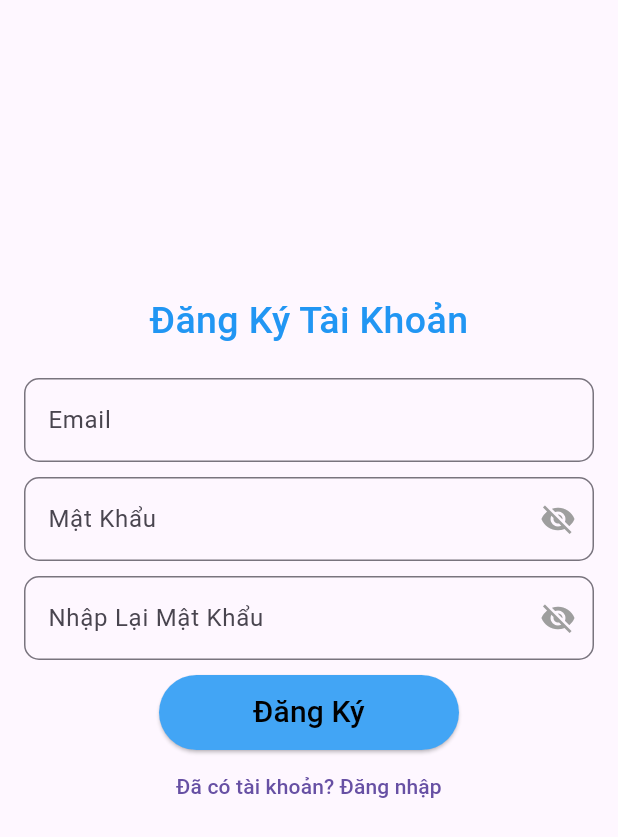
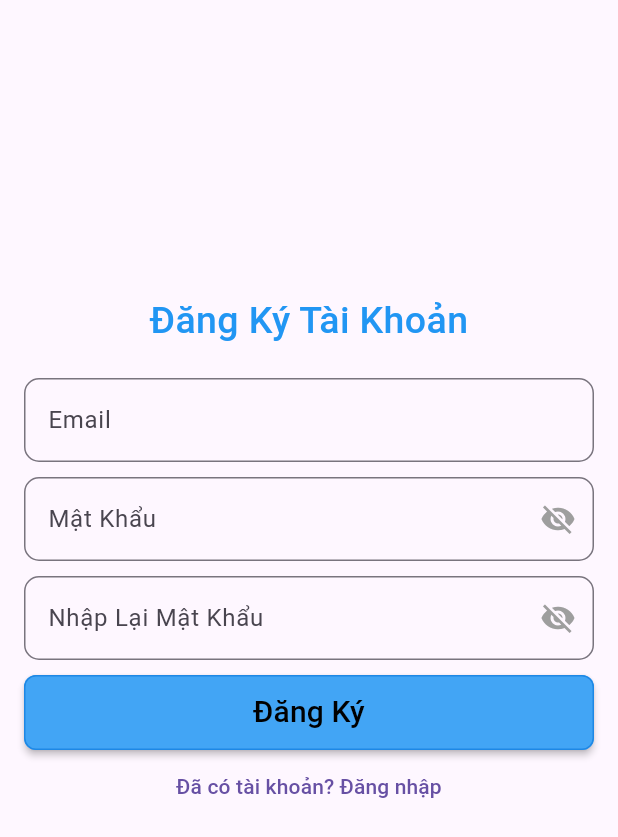
Before and after one commit to ToanCikey/AppExpense, a Flutter app: the screen it shows after launch, after a tap on "Chưa có tài khoản? Đăng ký", on a phone screen of 412 x 824 dp. Shown: the top 837 px of the screen. Run offline on Flutter 3.47's test engine with Material 3 defaults, Android fonts, the phone set to English and light mode, and no system bars; drawn by our look-alikes of oktoast; our stand-ins replace cloud_firestore, firebase_auth, firebase_core, google_sign_in; accounts and stored records are empty.

Commit message:
update button form

```diff
--- a/lib/services/auth_service.dart
+++ b/lib/services/auth_service.dart
@@ -57,7 +57,7 @@ class AuthService {
     String? emailError = validateEmail(email);
     String? passwordError = validatePassword(password);
     if (emailError != null || passwordError != null) {
-      CustomToast.showSuccess(emailError ?? passwordError!);
+      CustomToast.showError(emailError ?? passwordError!);
       return;
     }
     User? user = await _auth.login(email, password);
--- a/lib/views/auth/login_screen.dart
+++ b/lib/views/auth/login_screen.dart
@@ -55,16 +55,42 @@ class LoginScreen extends StatelessWidget {
                       },
                     ),
                     const SizedBox(height: 20),
-                    ElevatedButton.icon(
+                    ElevatedButton(
+                      style: ElevatedButton.styleFrom(
+                        backgroundColor: Colors.white,
+                        foregroundColor: Colors.black87,
+                        shape: RoundedRectangleBorder(
+                          borderRadius: BorderRadius.circular(8),
+                          side: const BorderSide(color: Colors.grey),
+                        ),
+                        padding: const EdgeInsets.symmetric(
+                          vertical: 10,
+                          horizontal: 16,
+                        ),
+                        elevation: 2,
+                      ),
                       onPressed: () {
                         authProvider.loginWithGoogle(context);
                       },
-                      icon: Image.asset(
-                        'assets/google.png',
-                        height: 24,
-                        width: 24,
+                      child: Row(
+                        mainAxisSize: MainAxisSize.min,
+                        mainAxisAlignment: MainAxisAlignment.center,
+                        children: [
+                          Image.asset(
+                            'assets/google.png',
+                            height: 24,
+                            width: 24,
+                          ),
+                          const SizedBox(width: 12),
+                          const Text(
+                            "Đăng nhập với Google",
+                            style: TextStyle(
+                              fontSize: 16,
+                              fontWeight: FontWeight.w400,
+                            ),
+                          ),
+                        ],
                       ),
-                      label: const Text("Đăng nhập với Google"),
                     ),
                   ],
                 ),
--- a/lib/widgets/login_form.dart
+++ b/lib/widgets/login_form.dart
@@ -34,15 +34,23 @@ class LoginForm extends StatelessWidget {
           hint: "Nhập mật khẩu",
         ),
         SizedBox(height: 10),
-        ElevatedButton(
+        SizedBox(
+          width: double.infinity,
+          child: ElevatedButton(
             style: ElevatedButton.styleFrom(
               backgroundColor: Colors.black,
-            minimumSize: Size(200, 50),
+              minimumSize: const Size(200, 50),
+              shape: RoundedRectangleBorder(
+                borderRadius: BorderRadius.circular(8),
+                side: BorderSide(color: Colors.grey.shade400),
+              ),
+              elevation: 2,
             ),
             onPressed: isLoading ? null : onLogin,
-          child: Text(
+            child: const Text(
               "Đăng Nhập",
               style: TextStyle(fontSize: 20, color: Colors.white),
+            ),
           ),
         ),
         TextButton(
--- a/lib/widgets/register_form.dart
+++ b/lib/widgets/register_form.dart
@@ -41,15 +41,23 @@ class RegisterForm extends StatelessWidget {
           hint: "Nhập mật khẩu",
         ),
         SizedBox(height: 10),
-        ElevatedButton(
+        SizedBox(
+          width: double.infinity,
+          child: ElevatedButton(
             style: ElevatedButton.styleFrom(
               backgroundColor: Colors.blue.shade400,
-            minimumSize: Size(200, 50),
+              minimumSize: const Size(200, 50),
+              shape: RoundedRectangleBorder(
+                borderRadius: BorderRadius.circular(8),
+                side: BorderSide(color: Colors.blue.shade600),
+              ),
+              elevation: 2,
             ),
             onPressed: isLoading ? null : onRegister,
-          child: Text(
+            child: const Text(
               "Đăng Ký",
               style: TextStyle(fontSize: 20, color: Colors.black),
+            ),
           ),
         ),
         TextButton(
```
Lines whose indentation alone changed are shown as unchanged.
